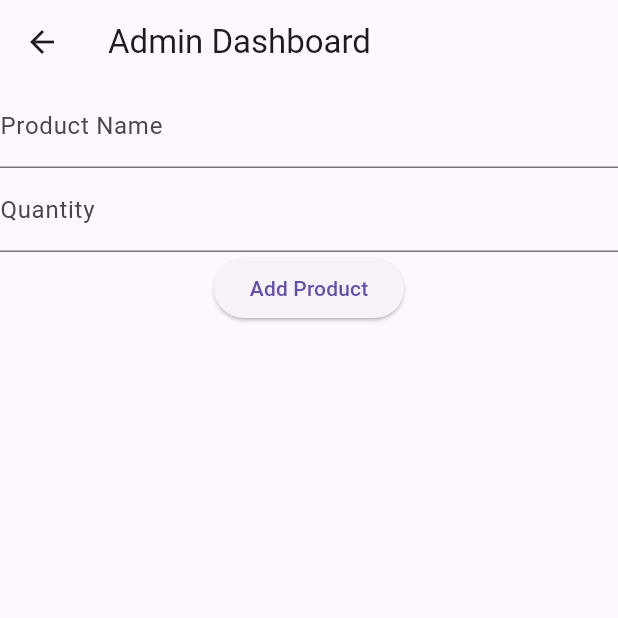
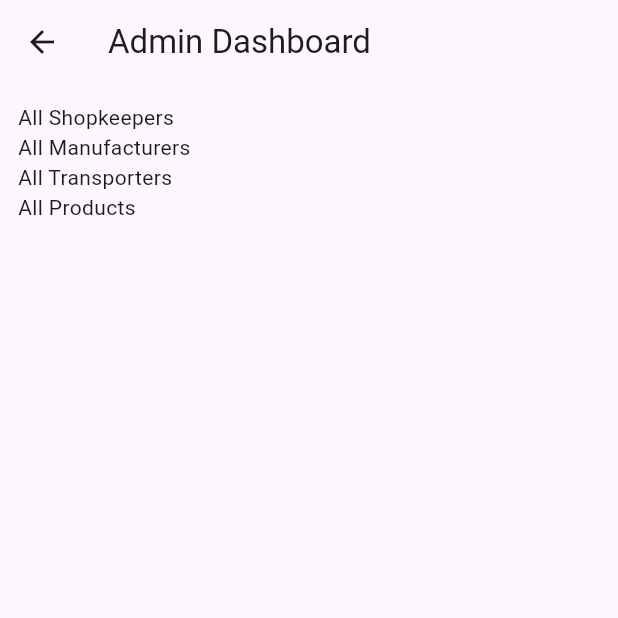
Before and after one commit to aanjeneykodesia-web/Aanjeney-, a Flutter app: the AdminDashboard screen opened directly, on a phone screen of 412 x 824 dp, the top half of it. Run offline on Flutter 3.47's test engine with Material 3 defaults, Android fonts, the phone set to English and light mode, and no system bars.

Commit message:
Refactor AdminDashboard to use StatelessWidget
Refactored AdminDashboard from StatefulWidget to StatelessWidget, removing product management functionality and updating the UI to display static text.

```diff
--- a/lib/admin_dashboard.dart
+++ b/lib/admin_dashboard.dart
@@ -1,51 +1,19 @@
 import 'package:flutter/material.dart';
-import 'product_model.dart';
 
-class AdminDashboard extends StatefulWidget {
-  @override
-  State<AdminDashboard> createState() => _AdminDashboardState();
-}
-
-class _AdminDashboardState extends State<AdminDashboard> {
-  final List<Product> products = [];
-  final nameCtrl = TextEditingController();
-  final qtyCtrl = TextEditingController();
+class AdminDashboard extends StatelessWidget {
+  const AdminDashboard({super.key});
 
   @override
   Widget build(BuildContext context) {
     return Scaffold(
       appBar: AppBar(title: const Text("Admin Dashboard")),
-      body: Column(
-        children: [
-          TextField(
-            controller: nameCtrl,
-            decoration: const InputDecoration(labelText: "Product Name"),
-          ),
-          TextField(
-            controller: qtyCtrl,
-            decoration: const InputDecoration(labelText: "Quantity"),
-            keyboardType: TextInputType.number,
-          ),
-          ElevatedButton(
-            onPressed: () {
-              setState(() {
-                products.add(
-                  Product(nameCtrl.text, int.parse(qtyCtrl.text)),
-                );
-              });
-            },
-            child: const Text("Add Product"),
-          ),
-          Expanded(
-            child: ListView(
-              children: products
-                  .map((p) => ListTile(
-                        title: Text(p.name),
-                        trailing: Text(p.quantity.toString()),
-                      ))
-                  .toList(),
-            ),
-          ),
+      body: ListView(
+        padding: const EdgeInsets.all(12),
+        children: const [
+          Text("All Shopkeepers"),
+          Text("All Manufacturers"),
+          Text("All Transporters"),
+          Text("All Products"),
         ],
       ),
     );
```
